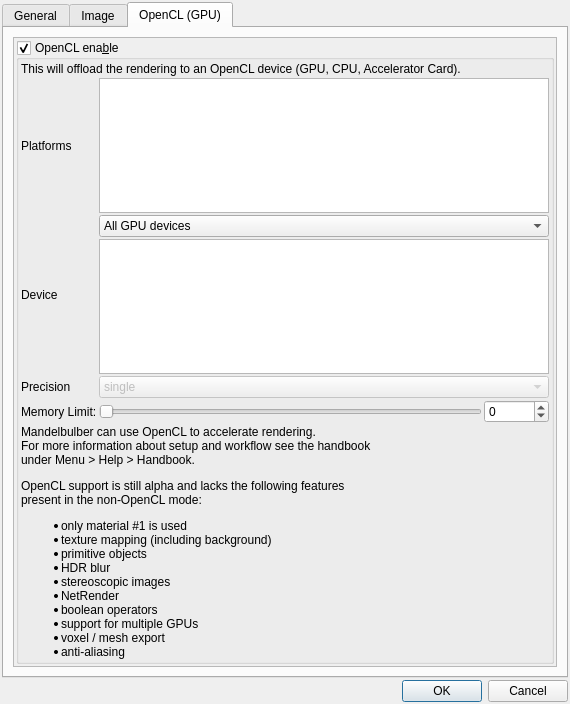
Old version of the form mandelbulber2/qt/preferences_dialog.ui in the repository buddhi1980/mandelbulber2.
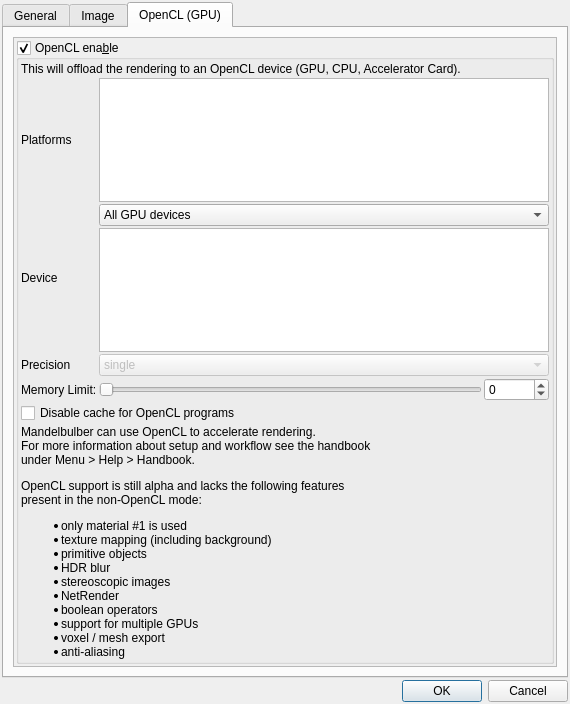
New version of the form. The open tabs and pages were chosen to show the change. Icons and pictures are not drawn. Custom widgets are drawn as their Qt base class.

Commit message: Added checkbox to disable OpenCL build cache (issue #434)

What changed in the file:
```diff
--- a/mandelbulber2/qt/preferences_dialog.ui
+++ b/mandelbulber2/qt/preferences_dialog.ui
@@ -1116,6 +1116,13 @@
                   </property>
                  </widget>
                 </item>
+                <item row="4" column="0" colspan="3">
+                 <widget class="QCheckBox" name="checkBox_opencl_disable_build_cache">
+                  <property name="text">
+                   <string>Disable cache for OpenCL programs</string>
+                  </property>
+                 </widget>
+                </item>
                </layout>
               </item>
               <item>
```
Left out of the diff: 4 changed lines with no effect on the pictures. The commit also changes 4 other files.
